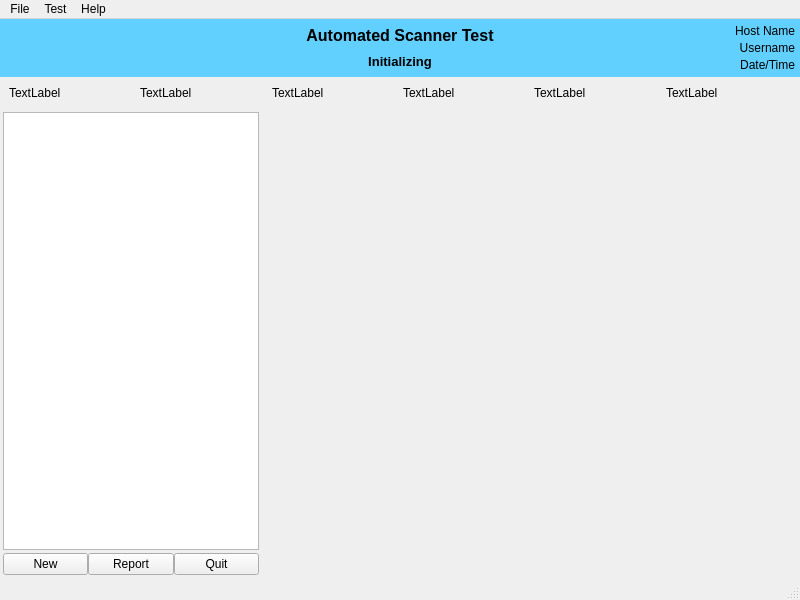
SCANNERMAX/AutomatedScannerTest, file AutomatedScannerTest/tester/gui/tester.ui: the form before one commit.
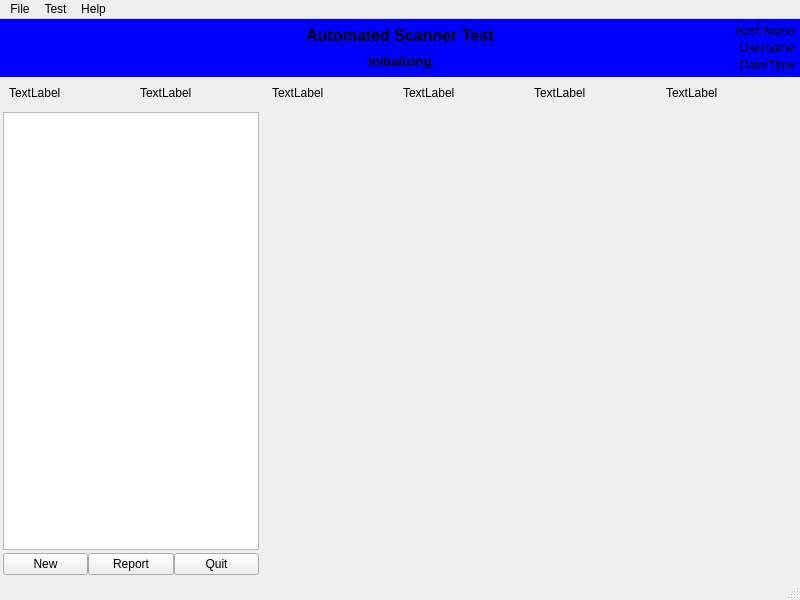
The form after the commit. Icons and pictures are not drawn.

Commit message: Reworking project to get Qt gui to work. Adding a separate thread to prevent GUI lock.

Diff of the .ui file:
```diff
--- a/AutomatedScannerTest/tester/gui/tester.ui
+++ b/AutomatedScannerTest/tester/gui/tester.ui
@@ -64,7 +64,7 @@
        <bool>false</bool>
       </property>
       <property name="styleSheet">
-       <string notr="true">background-color: rgb(98, 208, 255);</string>
+       <string notr="true">background-color: rgb(0, 0, 255);</string>
       </property>
       <property name="frameShape">
        <enum>QFrame::Shape::NoFrame</enum>
```
The commit also changes 4 other files.
